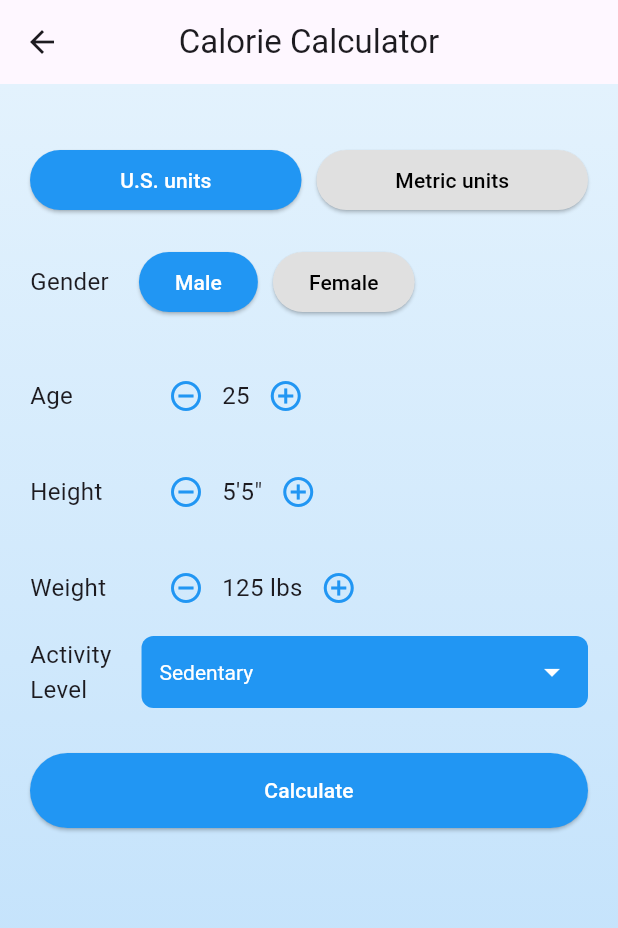
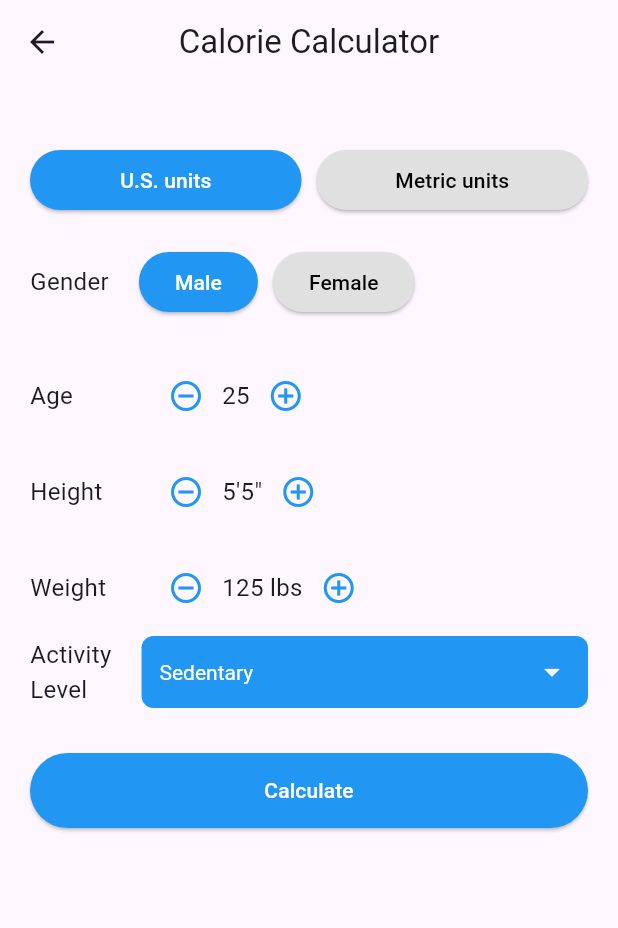
Before and after one commit to DimasBaskara666/whocare, a Flutter app: the CalorieCalculatorPage screen opened directly, on a phone screen of 412 x 824 dp. Shown: the top 928 px of the screen. Run offline on Flutter 3.47's test engine with Material 3 defaults, Android fonts, the light colour scheme and no system bars; our stand-ins replace font_awesome_flutter, google_nav_bar, line_icons, math_expressions.

Commit message:
patch allmenu

```diff
--- a/lib/screens/basic_calculator_page.dart
+++ b/lib/screens/basic_calculator_page.dart
@@ -134,7 +134,6 @@ class _CalculatorPageState extends State<CalculatorPage> {
       appBar: AppBar(
         title: const Text('Calculator'),
       ),
-      backgroundColor: Colors.white,
       body: SafeArea(
         child: Padding(
           padding: const EdgeInsets.all(16),
--- a/lib/screens/calorie_calculator_page.dart
+++ b/lib/screens/calorie_calculator_page.dart
@@ -171,16 +171,6 @@ class _CalorieCalculatorPageState extends State<CalorieCalculatorPage> {
         centerTitle: true,
       ),
       body: Container(
-        decoration: BoxDecoration(
-          gradient: LinearGradient(
-            begin: Alignment.topCenter,
-            end: Alignment.bottomCenter,
-            colors: [
-              Colors.blue[50]!,
-              Colors.blue[100]!,
-            ],
-          ),
-        ),
         child: Padding(
           padding: const EdgeInsets.all(20.0),
           child: Column(
--- a/lib/screens/currency_conversion_page.dart
+++ b/lib/screens/currency_conversion_page.dart
@@ -188,7 +188,6 @@ class _CurrencyConversionPageState extends State<CurrencyConversionPage> {
       appBar: AppBar(
         title: const Text('Currency Converter'),
       ),
-      backgroundColor: Colors.white,
       body: SafeArea(
         child: Padding(
           padding: const EdgeInsets.all(16.0),
--- a/lib/screens/temperature_conversion_page.dart
+++ b/lib/screens/temperature_conversion_page.dart
@@ -19,7 +19,6 @@ class _TemperatureConversionPageState extends State<TemperatureConversionPage> {
       appBar: AppBar(
         title: Text('Temperature Conversion'),
       ),
-      backgroundColor: Colors.white,
       body: Center(
         child: Padding(
           padding: EdgeInsets.symmetric(
```
